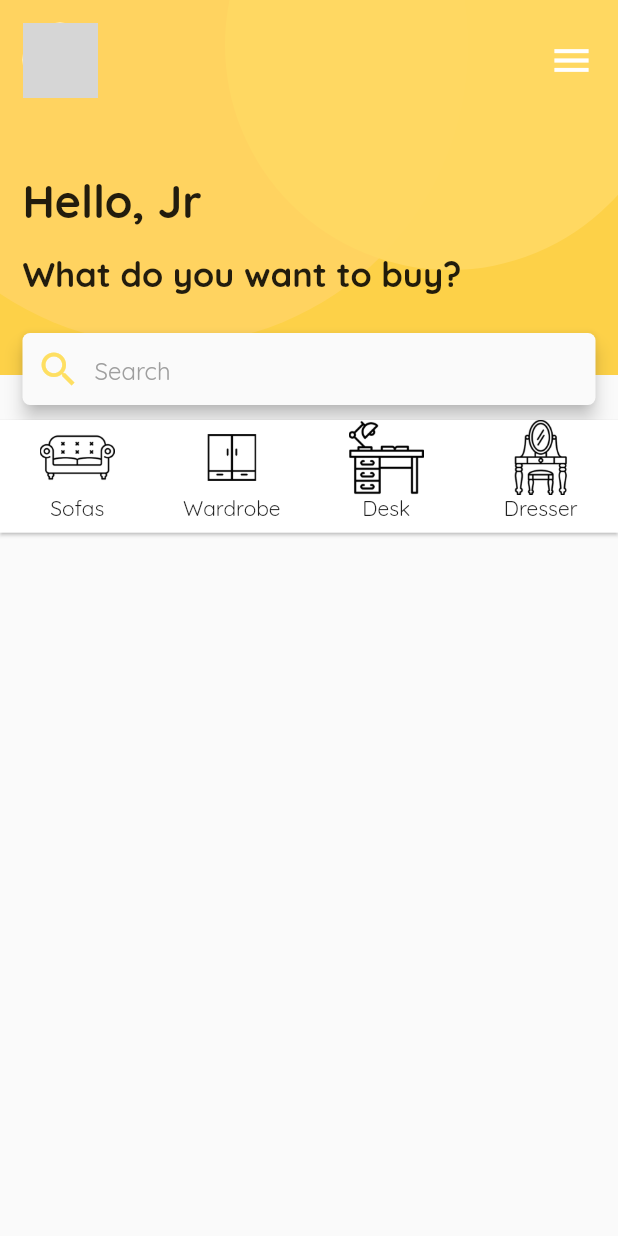
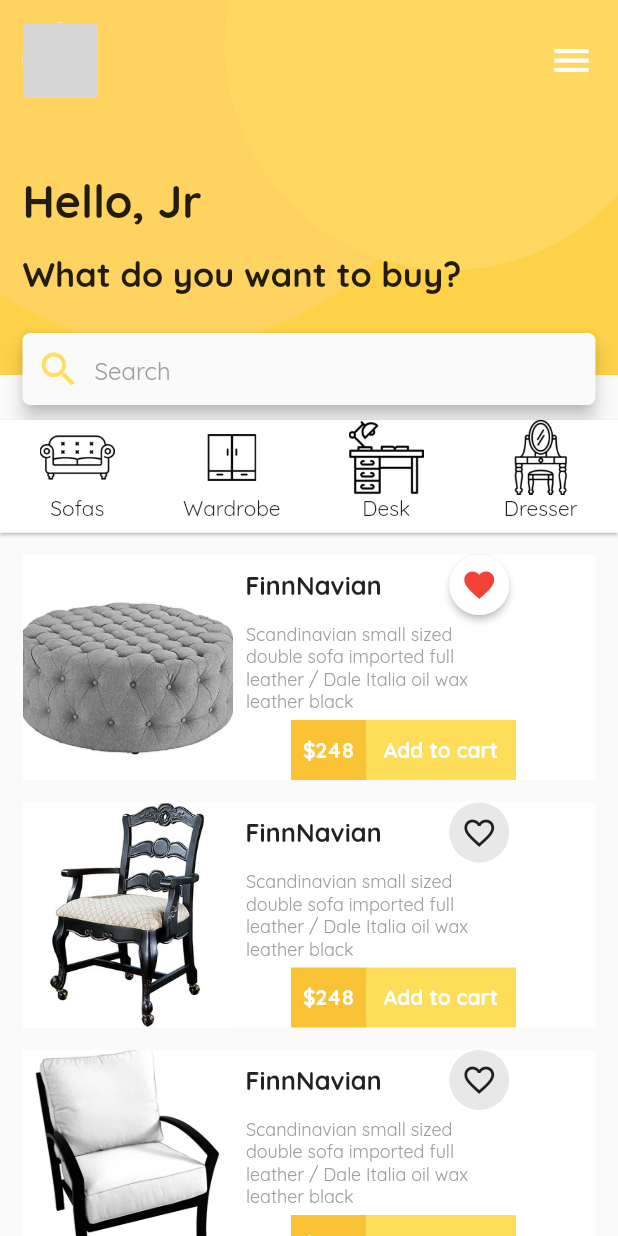
Before and after one commit to hjJunior/flutter-furniture-app, a Flutter app: the screen it shows after launch, on a phone screen of 412 x 824 dp. Run offline on Flutter 3.47's test engine with Material 2 defaults, Android fonts, the phone set to English and light mode, and no system bars; network calls fail; grey boxes are pictures that could not be loaded.

Commit message:
Adding item cards

```diff
--- a/lib/src/screens/home.dart
+++ b/lib/src/screens/home.dart
@@ -1,6 +1,7 @@
 import 'package:flutter/material.dart';
 import 'package:flutter_furniture_app/src/widgets/header/header.dart';
 import 'package:flutter_furniture_app/src/widgets/tab_bar/tab_bar.dart';
+import 'package:flutter_furniture_app/src/widgets/list_items/item_card.dart';
 
 class Home extends StatelessWidget {
   @override
@@ -20,8 +21,23 @@ class Home extends StatelessWidget {
                     color: Colors.white,
                   ),
                 ),
-                TabBarMenu()
+                TabBarMenu(),
               ],
+            ),
+            ItemCard(
+                title: 'FinnNavian',
+                imgPath: 'assets/images/ottoman.jpg',
+                isFavorite: false
+            ),
+            ItemCard(
+                title: 'FinnNavian',
+                imgPath: 'assets/images/anotherchair.jpg',
+                isFavorite: true
+            ),
+            ItemCard(
+                title: 'FinnNavian',
+                imgPath: 'assets/images/chair.jpg',
+                isFavorite: true
             )
           ],
         )
--- /dev/null
+++ b/lib/src/widgets/list_items/item_card.dart
@@ -0,0 +1,111 @@
+import 'package:flutter/material.dart';
+
+class ItemCard extends StatelessWidget {
+  final String title;
+  final String imgPath;
+  final bool isFavorite;
+
+  ItemCard({this.title, this.imgPath, this.isFavorite});
+
+  @override
+  Widget build(BuildContext context) => Padding(
+    padding: EdgeInsets.only(left: 15.0, right: 15.0, top: 15.0),
+    child: Container(
+      height: 150.0,
+      width: double.infinity,
+      color: Colors.white,
+      child: Row(
+        children: <Widget>[
+          Container(
+            width: 140.0,
+            height: 150.0,
+            decoration: BoxDecoration(
+                image: DecorationImage(
+                    image: AssetImage(imgPath), fit: BoxFit.cover)),
+          ),
+          SizedBox(width: 4.0),
+          Column(
+            children: <Widget>[
+              Row(
+                children: <Widget>[
+                  Text(
+                    title,
+                    style: TextStyle(
+                        fontFamily: 'Quicksand',
+                        fontSize: 17.0,
+                        fontWeight: FontWeight.bold),
+                  ),
+                  SizedBox(width: 45.0),
+                  Material(
+                    elevation: isFavorite ? 0.0 : 2.0,
+                    borderRadius: BorderRadius.circular(20.0),
+                    child: Container(
+                      height: 40.0,
+                      width: 40.0,
+                      decoration: BoxDecoration(
+                          borderRadius: BorderRadius.circular(20.0),
+                          color: isFavorite
+                              ? Colors.grey.withOpacity(0.2)
+                              : Colors.white),
+                      child: Center(
+                        child: isFavorite
+                            ? Icon(Icons.favorite_border)
+                            : Icon(Icons.favorite, color: Colors.red),
+                      ),
+                    ),
+                  )
+                ],
+              ),
+              SizedBox(height: 5.0),
+              Container(
+                width: 175.0,
+                child: Text(
+                  'Scandinavian small sized double sofa imported full leather / Dale Italia oil wax leather black',
+                  textAlign: TextAlign.left,
+                  style: TextStyle(
+                      fontFamily: 'Quicksand',
+                      color: Colors.grey,
+                      fontSize: 12.0),
+                ),
+              ),
+              SizedBox(height: 5.0),
+              Row(
+                children: <Widget>[
+                  SizedBox(width: 35.0),
+                  Container(
+                    height: 40.0,
+                    width: 50.0,
+                    color: Color(0xFFF9C335),
+                    child: Center(
+                      child: Text(
+                        '\$248',
+                        style: TextStyle(
+                            color: Colors.white,
+                            fontFamily: 'Quicksand',
+                            fontWeight: FontWeight.bold),
+                      ),
+                    ),
+                  ),
+                  Container(
+                    height: 40.0,
+                    width: 100.0,
+                    color: Color(0xFFFEDD59),
+                    child: Center(
+                      child: Text(
+                        'Add to cart',
+                        style: TextStyle(
+                            color: Colors.white,
+                            fontFamily: 'Quicksand',
+                            fontWeight: FontWeight.bold),
+                      ),
+                    ),
+                  )
+                ],
+              )
+            ],
+          )
+        ],
+      ),
+    )
+  );
+}
```
